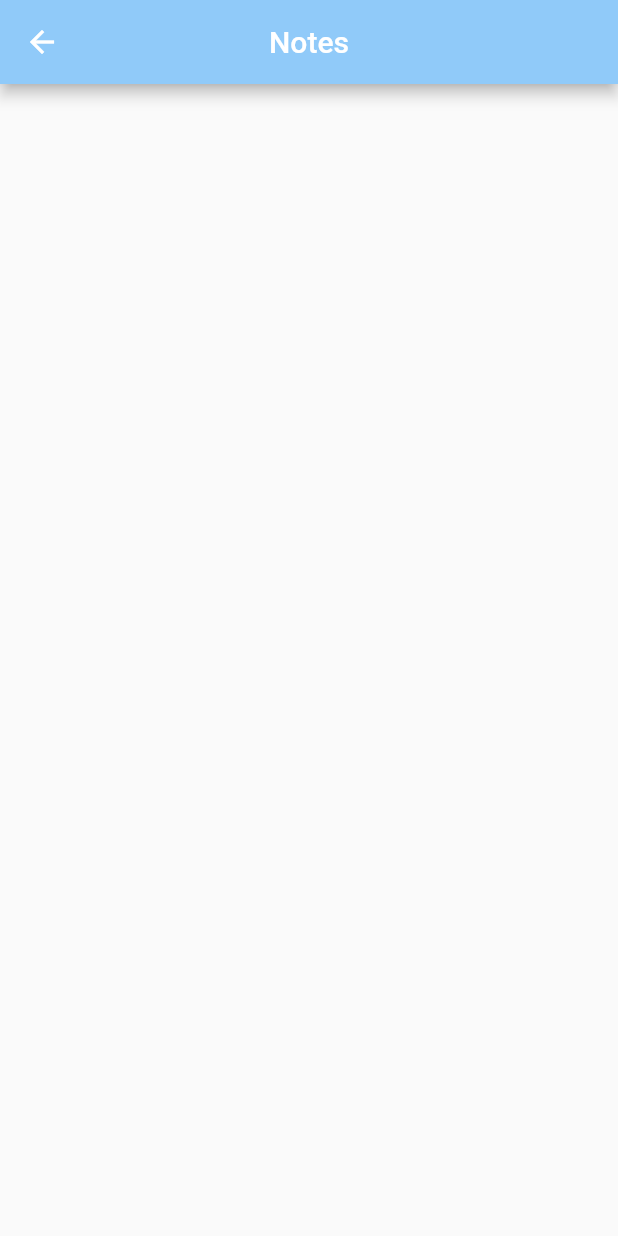
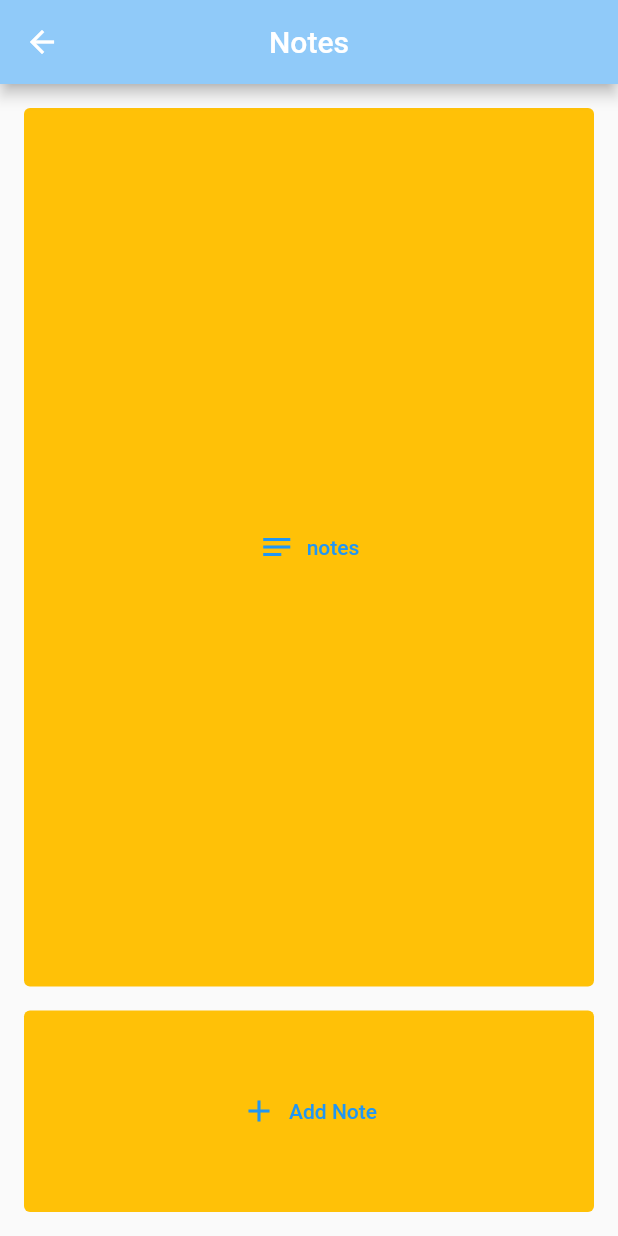
Before and after one commit to jburz2001/theSwag_phoneApp, a Flutter app: the Notes screen opened by its route, on a phone screen of 412 x 824 dp. Run offline on Flutter 3.47's test engine with Material 2 defaults, Android fonts, the phone set to English and light mode, and no system bars.

Commit message:
improved button layout

```diff
--- a/swag_app/lib/screens/notes.dart
+++ b/swag_app/lib/screens/notes.dart
@@ -16,6 +16,46 @@ class _NotesState extends State<Notes> {
         centerTitle: true,
         backgroundColor: Colors.blue[200],
       ),
+      body: Padding(
+        padding: const EdgeInsets.all(8.0),
+        child: Column(
+          crossAxisAlignment: CrossAxisAlignment.stretch,
+          children: [
+            Expanded(
+              flex: 8,
+              child: Padding(
+                padding: const EdgeInsets.all(8.0),
+                child: Container(
+                  child: TextButton.icon(
+                    onPressed: () {},
+                    label: Text("notes"),
+                    icon: Icon(Icons.notes_outlined),
+                    style: TextButton.styleFrom(
+                      backgroundColor: Colors.amber,
+                    )
+                  ),
+                ),
+              )
+            ),
+            Expanded(
+              flex: 2,
+              child: Padding(
+                padding: const EdgeInsets.all(8.0),
+                child: Container(
+                  child: TextButton.icon(
+                    onPressed: () {},
+                    label: Text("Add Note"),
+                    icon: Icon(Icons.add),
+                    style: TextButton.styleFrom(
+                      backgroundColor: Colors.amber,
+                    ),
+                  ),
+                ),
+              ),
+            ),
+          ],
+        ),
+      ),
     );
   }
 }
```
